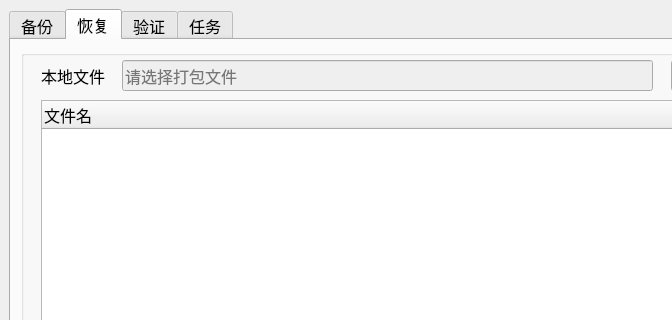
Old version of the form BackupGUI/mainwindow.ui in the repository skifisy/FilesBackup; both pictures show x 0 to 672 and y 0 to 320 of the 790 by 660 pixel window.
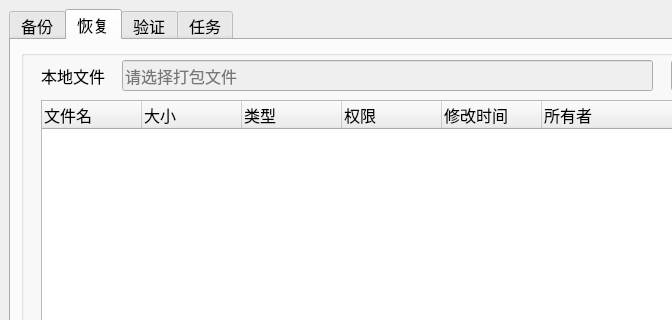
New version of the form. The open tabs and pages were chosen to show the change. Icons and pictures are not drawn.

```diff
--- a/BackupGUI/mainwindow.ui
+++ b/BackupGUI/mainwindow.ui
@@ -309,6 +309,31 @@
            <string>文件名</string>
           </property>
          </column>
+         <column>
+          <property name="text">
+           <string>大小</string>
+          </property>
+         </column>
+         <column>
+          <property name="text">
+           <string>类型</string>
+          </property>
+         </column>
+         <column>
+          <property name="text">
+           <string>权限</string>
+          </property>
+         </column>
+         <column>
+          <property name="text">
+           <string>修改时间</string>
+          </property>
+         </column>
+         <column>
+          <property name="text">
+           <string>所有者</string>
+          </property>
+         </column>
         </widget>
        </widget>
        <widget class="QToolButton" name="browseRestoreDirectoryButton">
```
Left out of the diff: 10 changed lines with no effect on the pictures.
